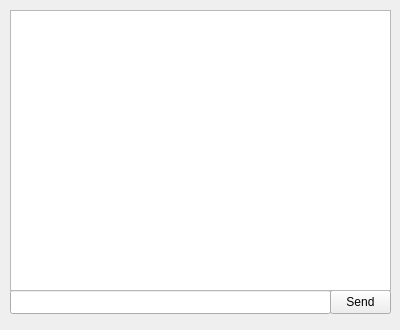
This is lab2/sender/senderwindow.ui in MrSago/Parallels-for-Susu as Qt 5 draws it before an edit. The edited form follows.
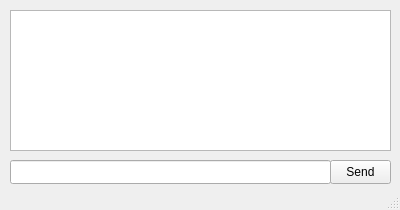
This is the edited form.

The edit to the form file:
```diff
--- a/lab2/sender/senderwindow.ui
+++ b/lab2/sender/senderwindow.ui
@@ -7,7 +7,7 @@
     <x>0</x>
     <y>0</y>
     <width>400</width>
-    <height>330</height>
+    <height>210</height>
    </rect>
   </property>
   <property name="sizePolicy">
@@ -19,13 +19,13 @@
   <property name="minimumSize">
    <size>
     <width>400</width>
-    <height>330</height>
+    <height>210</height>
    </size>
   </property>
   <property name="maximumSize">
    <size>
     <width>400</width>
-    <height>330</height>
+    <height>210</height>
    </size>
   </property>
   <property name="windowTitle">
@@ -36,7 +36,7 @@
     <property name="geometry">
      <rect>
       <x>10</x>
-      <y>290</y>
+      <y>160</y>
       <width>321</width>
       <height>24</height>
      </rect>
@@ -46,7 +46,7 @@
     <property name="geometry">
      <rect>
       <x>330</x>
-      <y>290</y>
+      <y>160</y>
       <width>61</width>
       <height>24</height>
      </rect>
@@ -61,11 +61,12 @@
       <x>10</x>
       <y>10</y>
       <width>381</width>
-      <height>281</height>
+      <height>141</height>
      </rect>
     </property>
    </widget>
   </widget>
+  <widget class="QStatusBar" name="senderStatusBar"/>
  </widget>
  <resources/>
  <connections/>
```
